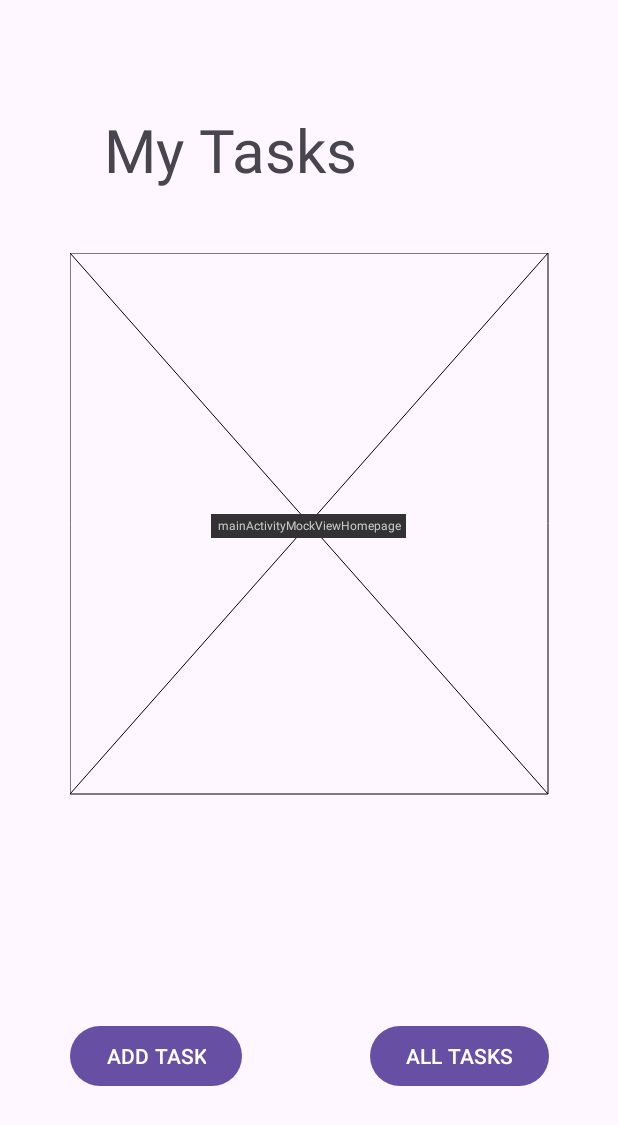
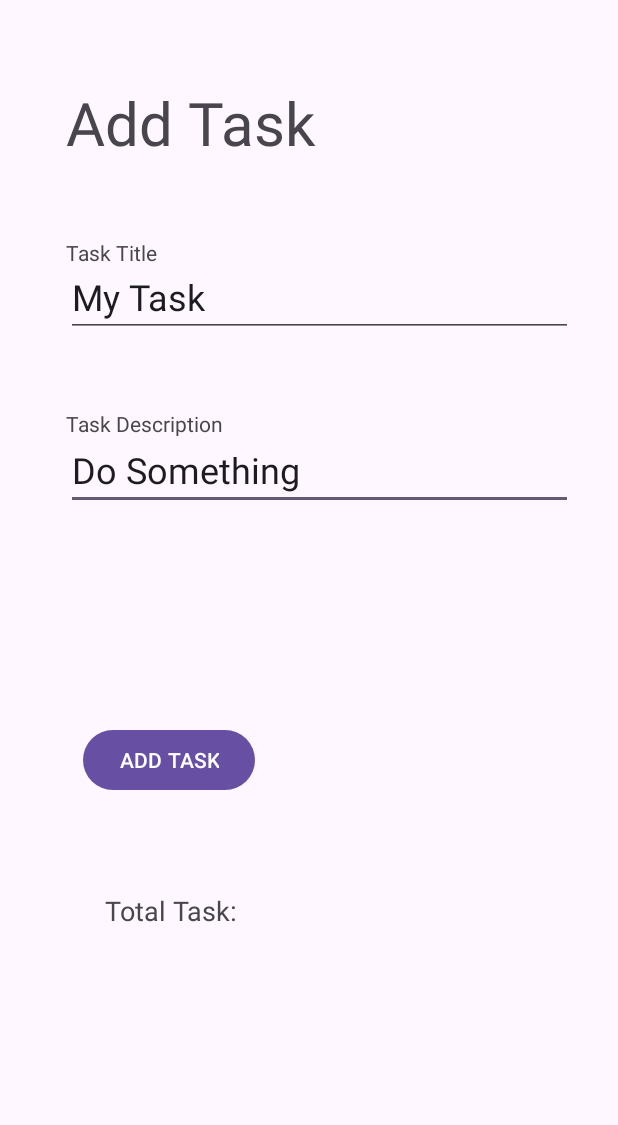
Before and after one commit to dlewburg/taskMasterProject, an Android app: the screen it shows after launch (MainActivity before the commit, AddTaskActivity after it), after a tap on "ADD TASK", on a phone screen of 412 x 824 dp. Shown: the top 1125 px of the screen. Run offline under Robolectric (Android 15) with nearby library versions, the phone set to English and light mode, and no system bars.

Commit message:
completed add task page layout

```diff
--- a/app/src/main/AndroidManifest.xml
+++ b/app/src/main/AndroidManifest.xml
@@ -13,6 +13,9 @@
         android:theme="@style/Theme.TaskManagerAndroid"
         tools:targetApi="31">
         <activity
+            android:name=".AddTaskActivity"
+            android:exported="false" />
+        <activity
             android:name=".MainActivity"
             android:exported="true">
             <intent-filter>
--- /dev/null
+++ b/app/src/main/java/com/dlewburg/taskmanagerandroid/AddTaskActivity.java
@@ -0,0 +1,14 @@
+package com.dlewburg.taskmanagerandroid;
+
+import androidx.appcompat.app.AppCompatActivity;
+
+import android.os.Bundle;
+
+public class AddTaskActivity extends AppCompatActivity {
+
+    @Override
+    protected void onCreate(Bundle savedInstanceState) {
+        super.onCreate(savedInstanceState);
+        setContentView(R.layout.activity_add_task);
+    }
+}
--- a/app/src/main/java/com/dlewburg/taskmanagerandroid/MainActivity.java
+++ b/app/src/main/java/com/dlewburg/taskmanagerandroid/MainActivity.java
@@ -2,9 +2,11 @@ package com.dlewburg.taskmanagerandroid;
 
 import androidx.appcompat.app.AppCompatActivity;
 
+import android.content.Intent;
 import android.os.Bundle;
 import android.view.View;
 import android.widget.Button;
+import android.widget.TextView;
 
 public class MainActivity extends AppCompatActivity {
 
@@ -14,11 +16,18 @@ public class MainActivity extends AppCompatActivity {
         setContentView(R.layout.activity_main);
 
         Button addTaskButton = findViewById(R.id.mainActivityAddTaskButton);
-        addTaskButton.setOnClickListener(new View.OnClickListener() {
-            @Override
-            public void onClick(View v) {
-                ((TextView) findViewById(R.id.))
-            }
+//        addTaskButton.setOnClickListener(new View.OnClickListener() {
+//            @Override
+//            public void onClick(View v) {
+//
+////               TextView myTasksTextView = (TextView) findViewById(R.id.mainActivityMyTasksTextView);
+//            }
+//        });
+
+        addTaskButton.setOnClickListener(v -> {
+            Intent goToOrderFormIntent = new Intent(MainActivity.this, AddTaskActivity.class);
+            //Start Intent
+            startActivity(goToOrderFormIntent);
         });
     }
 
--- /dev/null
+++ b/app/src/main/res/layout/activity_add_task.xml
@@ -0,0 +1,103 @@
+<?xml version="1.0" encoding="utf-8"?>
+<androidx.constraintlayout.widget.ConstraintLayout xmlns:android="http://schemas.android.com/apk/res/android"
+    xmlns:app="http://schemas.android.com/apk/res-auto"
+    xmlns:tools="http://schemas.android.com/tools"
+    android:layout_width="match_parent"
+    android:layout_height="match_parent"
+    tools:context=".AddTaskActivity">
+
+    <EditText
+        android:id="@+id/addTaskActivityTaskDescriptionEditText"
+        android:layout_width="338dp"
+        android:layout_height="49dp"
+        android:layout_marginEnd="30dp"
+        android:ems="10"
+        android:inputType="text"
+        android:text="@string/do_something"
+        android:textSize="24sp"
+        app:layout_constraintBottom_toBottomOf="parent"
+        app:layout_constraintEnd_toEndOf="parent"
+        app:layout_constraintStart_toStartOf="@id/addTaskActivityTaskTitleTextView"
+        app:layout_constraintTop_toBottomOf="@id/addTaskActivityAddTaskDescriptionTextView"
+        app:layout_constraintVertical_bias="0.0"
+        android:autofillHints="" />
+
+    <TextView
+        android:id="@+id/addTaskActivityAddTaskDescriptionTextView"
+        android:layout_width="338dp"
+        android:layout_height="18dp"
+        android:layout_marginTop="48dp"
+        android:layout_marginEnd="30dp"
+        android:text="@string/task_description"
+        android:textSize="14sp"
+        app:layout_constraintEnd_toEndOf="parent"
+        app:layout_constraintStart_toStartOf="@id/addTaskActivityAddTaskTextView"
+        app:layout_constraintTop_toBottomOf="@id/addTaskActivityTaskTitleEditText" />
+
+    <TextView
+        android:id="@+id/addTaskActivityAddTaskTextView"
+        android:layout_width="196dp"
+        android:layout_height="56dp"
+        android:layout_marginTop="48dp"
+        android:layout_marginEnd="172dp"
+        android:text="@string/add_task_to_list"
+        android:textSize="40sp"
+        app:layout_constraintBottom_toBottomOf="parent"
+        app:layout_constraintEnd_toEndOf="parent"
+        app:layout_constraintHorizontal_bias="1.0"
+        app:layout_constraintStart_toStartOf="parent"
+        app:layout_constraintTop_toTopOf="parent"
+        app:layout_constraintVertical_bias="0.009"
+        tools:ignore="TextSizeCheck" />
+
+    <TextView
+        android:id="@+id/addTaskActivityTaskTitleTextView"
+        android:layout_width="338dp"
+        android:layout_height="16dp"
+        android:layout_marginTop="48dp"
+        android:layout_marginEnd="30dp"
+        android:text="@string/task_title"
+        android:textSize="14sp"
+        app:layout_constraintEnd_toEndOf="parent"
+        app:layout_constraintStart_toStartOf="@id/addTaskActivityAddTaskTextView"
+        app:layout_constraintTop_toBottomOf="@id/addTaskActivityAddTaskTextView" />
+
+    <EditText
+        android:id="@+id/addTaskActivityTaskTitleEditText"
+        android:layout_width="338dp"
+        android:layout_height="50dp"
+        android:layout_marginEnd="30dp"
+        android:ems="10"
+        android:inputType="text"
+        android:text="@string/my_task"
+        android:textSize="24sp"
+        app:layout_constraintBottom_toBottomOf="parent"
+        app:layout_constraintEnd_toEndOf="parent"
+        app:layout_constraintStart_toStartOf="@id/addTaskActivityTaskTitleTextView"
+        app:layout_constraintTop_toBottomOf="@+id/addTaskActivityTaskTitleTextView"
+        app:layout_constraintVertical_bias="0.0"
+        android:autofillHints="" />
+
+    <TextView
+        android:id="@+id/addTaskActivityTotalTaskTextView"
+        android:layout_width="93dp"
+        android:layout_height="33dp"
+        android:layout_marginStart="70dp"
+        android:layout_marginBottom="196dp"
+        android:text="@string/total_task"
+        android:textSize="18sp"
+        app:layout_constraintBottom_toBottomOf="parent"
+        app:layout_constraintStart_toStartOf="parent" />
+
+    <Button
+        android:id="@+id/addTaskActivityAddTaskButton"
+        android:layout_width="wrap_content"
+        android:layout_height="wrap_content"
+        android:layout_marginStart="55dp"
+        android:layout_marginBottom="64dp"
+        android:text="@string/add_task_description"
+        app:layout_constraintBottom_toTopOf="@+id/addTaskActivityTotalTaskTextView"
+        app:layout_constraintStart_toStartOf="parent"
+        tools:layout_constraintTop_toBottomOf="@id/addTaskActivityTaskDescriptionEditText" />
+
+</androidx.constraintlayout.widget.ConstraintLayout>
--- a/app/src/main/res/values/strings.xml
+++ b/app/src/main/res/values/strings.xml
@@ -3,4 +3,11 @@
     <string name="my_tasks">My Tasks</string>
     <string name="add_task">ADD TASK</string>
     <string name="all_tasks">ALL TASKS</string>
+    <string name="do_something">Do Something</string>
+    <string name="task_description">Task Description</string>
+    <string name="add_task_to_list">Add Task</string>
+    <string name="task_title">Task Title</string>
+    <string name="my_task">My Task</string>
+    <string name="total_task">Total Task:</string>
+    <string name="add_task_description">ADD TASK</string>
 </resources>
```
